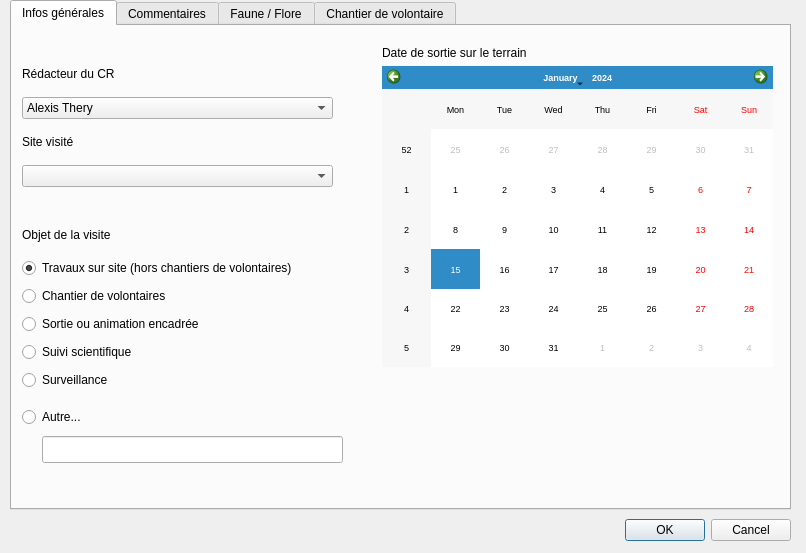
Above: ui_bdtravaux_sortie.ui from VincentD/bdtravaux before the change. Below: the same form after it.
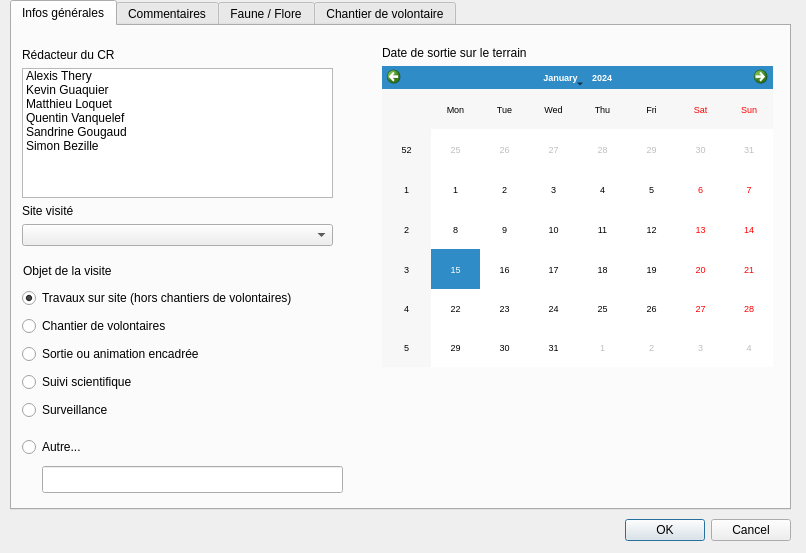
That is the form after the change. The open tabs and pages were chosen to show the change.

Commit message: Issue #30, suite : possibilité de saisir plusieurs observateurs dans une sortie. Les noms sont inscrits dans une table à part, jointe à la table "sortie"

```diff
--- a/ui_bdtravaux_sortie.ui
+++ b/ui_bdtravaux_sortie.ui
@@ -67,9 +67,9 @@
      <property name="geometry">
       <rect>
        <x>10</x>
-       <y>30</y>
+       <y>22</y>
        <width>311</width>
-       <height>131</height>
+       <height>198</height>
       </rect>
      </property>
      <layout class="QVBoxLayout" name="verticalLayout">
@@ -81,7 +81,10 @@
        </widget>
       </item>
       <item>
-       <widget class="QComboBox" name="obsv">
+       <widget class="QListWidget" name="obsv">
+        <property name="selectionMode">
+         <enum>QAbstractItemView::ExtendedSelection</enum>
+        </property>
         <item>
          <property name="text">
           <string>Alexis Thery</string>
@@ -89,12 +92,12 @@
         </item>
         <item>
          <property name="text">
-          <string>Anthony Vasseux</string>
+          <string>Kevin Guaquier</string>
          </property>
         </item>
         <item>
          <property name="text">
-          <string>Mathieu Loquet</string>
+          <string>Matthieu Loquet</string>
          </property>
         </item>
         <item>
@@ -176,8 +179,8 @@
     <widget class="QLabel" name="label">
      <property name="geometry">
       <rect>
-       <x>10</x>
-       <y>200</y>
+       <x>11</x>
+       <y>236</y>
        <width>227</width>
        <height>17</height>
       </rect>
@@ -190,7 +193,7 @@
      <property name="geometry">
       <rect>
        <x>10</x>
-       <y>230</y>
+       <y>260</y>
        <width>341</width>
        <height>141</height>
       </rect>
@@ -258,7 +261,7 @@
      <property name="geometry">
       <rect>
        <x>30</x>
-       <y>410</y>
+       <y>440</y>
        <width>301</width>
        <height>27</height>
       </rect>
@@ -268,7 +271,7 @@
      <property name="geometry">
       <rect>
        <x>10</x>
-       <y>380</y>
+       <y>410</y>
        <width>227</width>
        <height>22</height>
       </rect>
```
Left out of the diff: 2 changed lines with no effect on the pictures. The commit also changes 1 other file.
